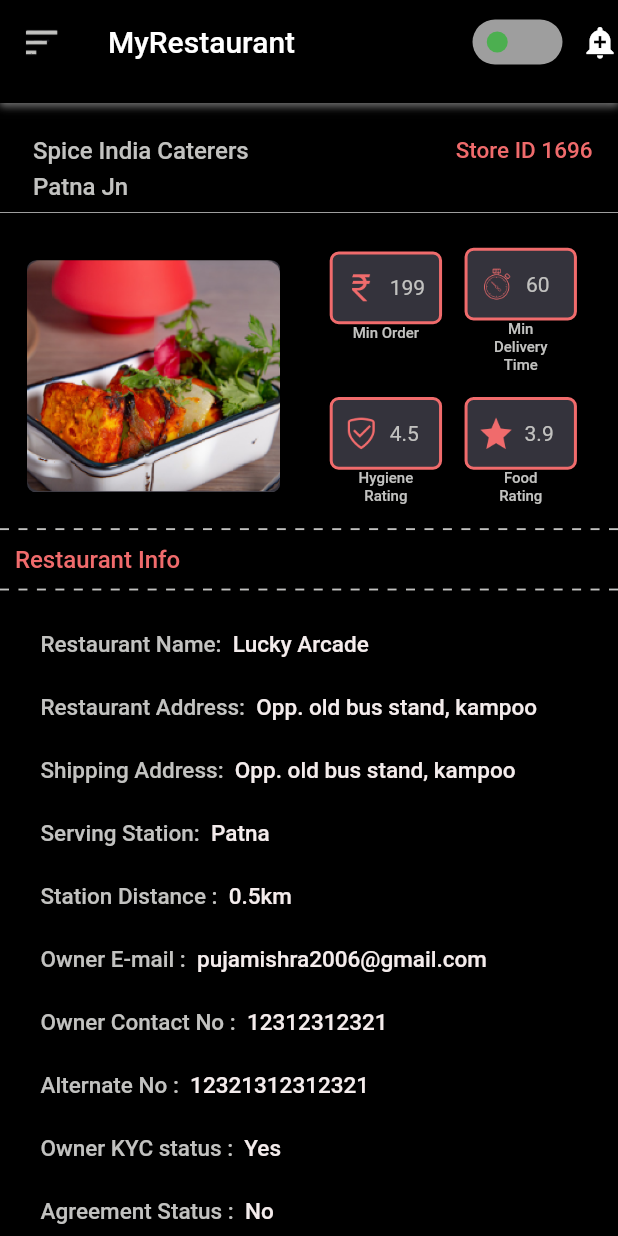
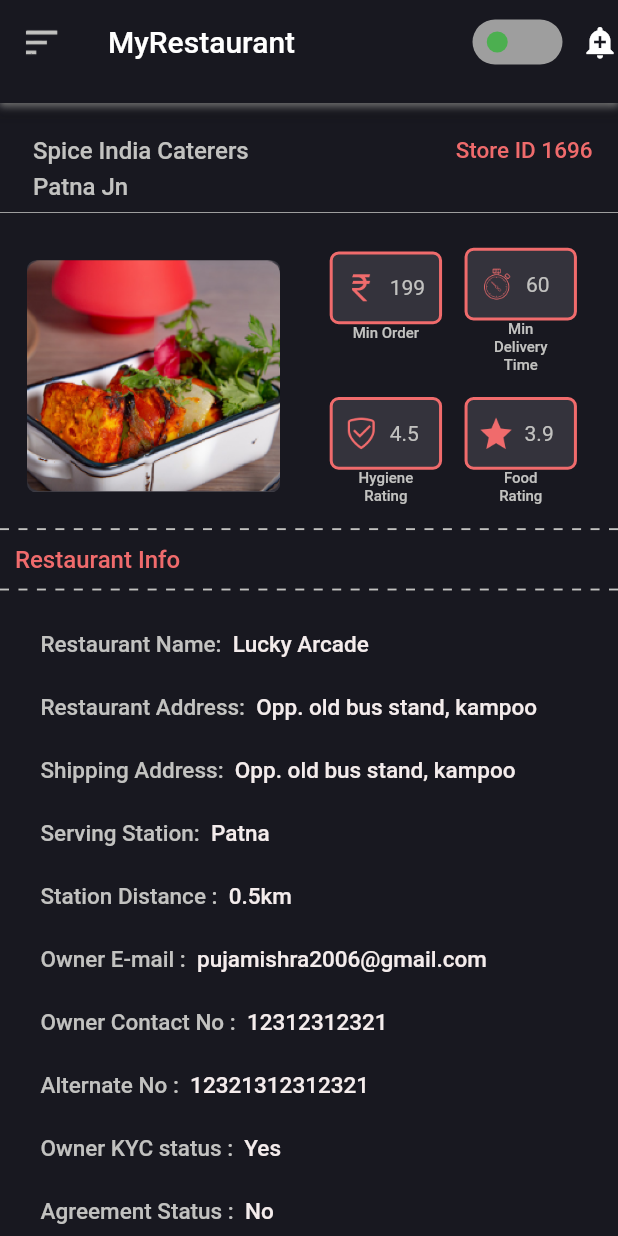
Before and after one commit to abhijeets94/RailFScreens, a Flutter app: the RestaurantDetailsFilled screen opened directly, on a phone screen of 412 x 824 dp. Run offline on Flutter 3.47's test engine with Material 2 defaults, Android fonts, the phone set to English and light mode, and no system bars; drawn by our look-alikes of flutter_switch.

Commit message:
theme fix

```diff
--- a/lib/restaurantDetails.dart
+++ b/lib/restaurantDetails.dart
@@ -33,7 +33,7 @@ class _RestaurantDetailsFilledState extends State<RestaurantDetailsFilled> {
               onPressed: () => Scaffold.of(context).openDrawer(),
             ),
             title: Text("MyRestaurant"),
-            backgroundColor: Colors.black,
+            backgroundColor: Color(0xff181820),
             actions: [
               Padding(
                 padding: const EdgeInsets.all(13.0),
@@ -62,7 +62,7 @@ class _RestaurantDetailsFilledState extends State<RestaurantDetailsFilled> {
           ),
         ),
       ),
-      backgroundColor: Colors.black,
+      backgroundColor: Color(0xff181820),
       body: SingleChildScrollView(
         child: Column(
           mainAxisAlignment: MainAxisAlignment.start,
@@ -361,6 +361,7 @@ class _RestaurantDetailsFilledState extends State<RestaurantDetailsFilled> {
                 children: [
                   OrderInfo(
                     userTag: "Order Before Timing (Retail Order)",
+                    userDetail: "",
                   )
                 ],
               ),
```
